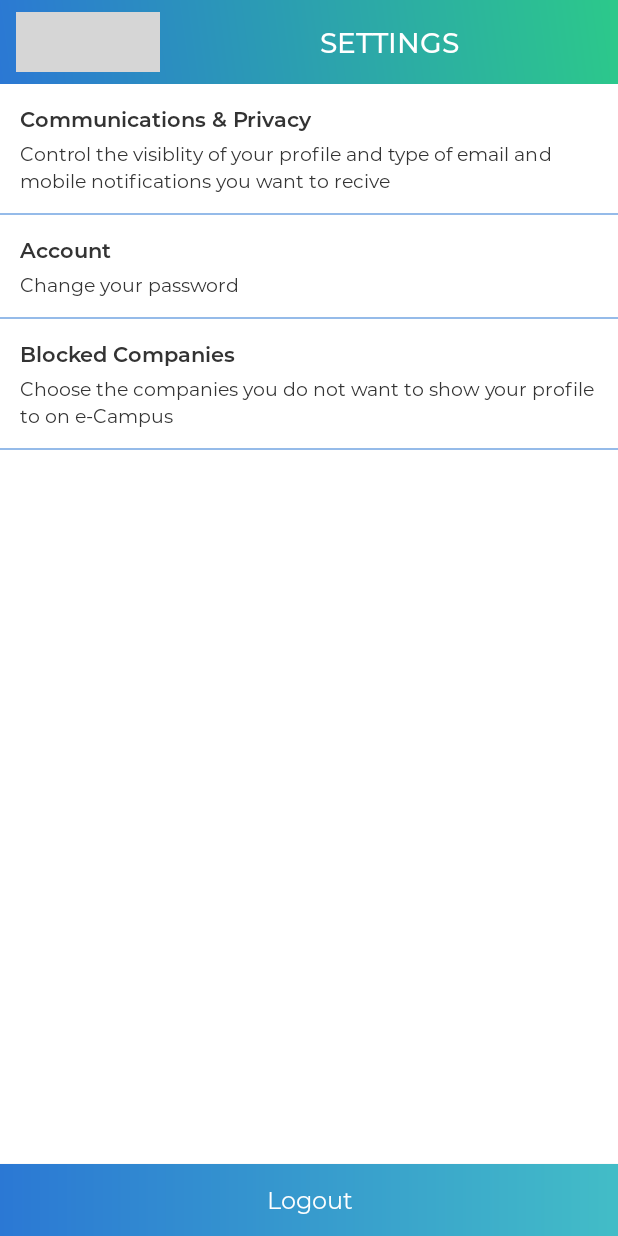
After one commit to rutul089/eCampus, an Android app: the SettingsActivity screen opened directly, with no data from a screen before it, on a phone screen of 412 x 824 dp. The commit adds this screen. Run offline under Robolectric (Android 15) with nearby library versions, the phone set to English and light mode, and no system bars; our stand-ins replace sdp/ssp sizes; grey boxes are pictures that could not be loaded.

Commit message:
-Settings Screen

```diff
--- a/app/src/main/java/rutul/com/ecampus/MainActivity.java
+++ b/app/src/main/java/rutul/com/ecampus/MainActivity.java
@@ -23,6 +23,7 @@ import rutul.com.ecampus.activity.EventListActivity;
 import rutul.com.ecampus.activity.JobListActivity;
 import rutul.com.ecampus.activity.MyProfile;
 import rutul.com.ecampus.activity.NotificationActivity;
+import rutul.com.ecampus.activity.SettingsActivity;
 import rutul.com.ecampus.adapter.DashBoardIconAdapter;
 import rutul.com.ecampus.adapter.VPDashBoardAdapter;
 import rutul.com.ecampus.components.CustomViewPager;
@@ -206,7 +207,7 @@ public class MainActivity extends BaseActivity implements VPDashBoardAdapter.Sli
                 HelperMethods.showToast("TERMSOFUSER", mContext);
                 break;
             case SETTINGS:
-                logoutFromApp(0);
+                startDesireIntent(SettingsActivity.class, mContext, false, 0, null);
                 break;
             default:
                 break;
--- /dev/null
+++ b/app/src/main/java/rutul/com/ecampus/activity/SettingsActivity.java
@@ -0,0 +1,62 @@
+package rutul.com.ecampus.activity;
+
+import android.os.Bundle;
+import android.view.View;
+import android.widget.ImageView;
+import android.widget.LinearLayout;
+
+import rutul.com.ecampus.R;
+import rutul.com.ecampus.components.CustomButton;
+import rutul.com.ecampus.utils.Constants;
+
+public class SettingsActivity extends BaseActivity implements View.OnClickListener {
+    private static final String TAG = SettingsActivity.class.getSimpleName();
+    private LinearLayout ll_terms, ll_change_pwd, ll_block_cpny;
+    private CustomButton btn_logout;
+    private ImageView ivBack;
+
+
+    @Override
+    protected void onCreate(Bundle savedInstanceState) {
+        super.onCreate(savedInstanceState);
+        setContentView(R.layout.activity_settings);
+    }
+
+    @Override
+    public void initComponents() {
+        ll_terms = findViewById(R.id.ll_terms);
+        ll_change_pwd = findViewById(R.id.ll_change_pwd);
+        ll_block_cpny = findViewById(R.id.ll_block_cpny);
+        ivBack = findViewById(R.id.ivBack);
+        btn_logout = findViewById(R.id.btn_logout);
+    }
+
+    @Override
+    public void setListener() {
+        btn_logout.setOnClickListener(this);
+        ll_terms.setOnClickListener(this);
+        ll_change_pwd.setOnClickListener(this);
+        ll_block_cpny.setOnClickListener(this);
+        ivBack.setOnClickListener(this);
+    }
+
+    @Override
+    public void prepareViews() {
+        setHeaderView(R.drawable.main_bg_gray, true, Constants.TAG_SETTINGS, R.color.colorWhite, false);
+    }
+
+    @Override
+    public void onClick(View view) {
+        switch (view.getId()) {
+            case R.id.btn_logout:
+                logoutFromApp(0);
+                break;
+            case R.id.ivBack:
+                finish();
+                break;
+            case R.id.ll_change_pwd:
+                startDesireIntent(ChangePassword.class, mContext, false, 0, null);
+                break;
+        }
+    }
+}
--- a/app/src/main/java/rutul/com/ecampus/utils/Constants.java
+++ b/app/src/main/java/rutul/com/ecampus/utils/Constants.java
@@ -14,6 +14,7 @@ public class Constants {
     public static final String TAG_APPLIED_JOB = "Applied Job";
     public static final String TAG_ABOUT_US = "About Us";
     public static final String TAG_MY_PROFILE = "My Profile";
+    public static final String TAG_SETTINGS = "Settings";
 
 
     public static final String REQ_TAP_KEY = "req_tap_key";
--- /dev/null
+++ b/app/src/main/res/drawable/custom_check_box.xml
@@ -0,0 +1,5 @@
+<?xml version="1.0" encoding="utf-8"?>
+<selector xmlns:android="http://schemas.android.com/apk/res/android">
+    <item android:state_checked="true" android:drawable="@drawable/checkbox_checked" />
+    <item android:state_checked="false" android:drawable="@drawable/checkbox_unchecked" />
+</selector>
--- /dev/null
+++ b/app/src/main/res/layout/activity_settings.xml
@@ -0,0 +1,149 @@
+<?xml version="1.0" encoding="utf-8"?>
+<RelativeLayout xmlns:android="http://schemas.android.com/apk/res/android"
+    xmlns:app="http://schemas.android.com/apk/res-auto"
+    xmlns:tools="http://schemas.android.com/tools"
+    android:layout_width="match_parent"
+    android:layout_height="match_parent"
+    android:background="@color/colorWhite"
+    android:orientation="vertical"
+    tools:context=".activity.SettingsActivity">
+
+    <include
+        android:id="@+id/include"
+        layout="@layout/header" />
+
+    <LinearLayout
+        android:id="@+id/ll_terms"
+        android:layout_width="match_parent"
+        android:layout_height="wrap_content"
+        android:layout_below="@+id/include"
+        android:layout_margin="@dimen/dimen_10"
+        android:orientation="vertical">
+
+        <rutul.com.ecampus.components.CustomTextView
+            android:layout_width="match_parent"
+            android:layout_height="wrap_content"
+            android:text="Communications &amp; Privacy"
+            android:textColor="@color/colorBlack"
+            android:textSize="@dimen/dimen_54px"
+            app:layout_constraintEnd_toEndOf="parent"
+            app:layout_constraintStart_toStartOf="parent"
+            app:layout_constraintTop_toBottomOf="@+id/include"
+            app:myFont="@string/SEMIBOLD" />
+
+        <rutul.com.ecampus.components.CustomTextView
+            android:layout_width="match_parent"
+            android:layout_height="wrap_content"
+            android:layout_marginTop="@dimen/dimen_4"
+            android:lineSpacingExtra="@dimen/dimen_2"
+            android:text="Control the visiblity of your profile and type of email and mobile notifications you want to recive"
+            android:textColor="@color/colorBlack"
+            android:textSize="@dimen/dimen_48px"
+            app:layout_constraintEnd_toEndOf="parent"
+            app:layout_constraintStart_toStartOf="parent"
+            app:layout_constraintTop_toBottomOf="@+id/include"
+            app:myFont="@string/REGULAR" />
+    </LinearLayout>
+
+    <View
+        android:id="@+id/vi_divider"
+        android:layout_width="match_parent"
+        android:layout_height="1dp"
+        android:layout_below="@+id/ll_terms"
+        android:alpha="0.5"
+        android:background="@color/colorBlue" />
+
+    <LinearLayout
+        android:id="@+id/ll_change_pwd"
+        android:layout_width="match_parent"
+        android:layout_height="wrap_content"
+        android:layout_below="@+id/vi_divider"
+        android:layout_margin="@dimen/dimen_10"
+        android:orientation="vertical">
+
+        <rutul.com.ecampus.components.CustomTextView
+            android:layout_width="match_parent"
+            android:layout_height="wrap_content"
+            android:text="Account"
+            android:textColor="@color/colorBlack"
+            android:textSize="@dimen/dimen_54px"
+            app:layout_constraintEnd_toEndOf="parent"
+            app:layout_constraintStart_toStartOf="parent"
+            app:layout_constraintTop_toBottomOf="@+id/include"
+            app:myFont="@string/SEMIBOLD" />
+
+        <rutul.com.ecampus.components.CustomTextView
+            android:layout_width="match_parent"
+            android:layout_height="wrap_content"
+            android:layout_marginTop="@dimen/dimen_4"
+            android:lineSpacingExtra="@dimen/dimen_2"
+            android:text="Change your password"
+            android:textColor="@color/colorBlack"
+            android:textSize="@dimen/dimen_48px"
+            app:layout_constraintEnd_toEndOf="parent"
+            app:layout_constraintStart_toStartOf="parent"
+            app:layout_constraintTop_toBottomOf="@+id/include"
+            app:myFont="@string/REGULAR" />
+    </LinearLayout>
+
+    <View
+        android:id="@+id/id_1"
+        android:layout_width="match_parent"
+        android:layout_height="1dp"
+        android:layout_below="@+id/ll_change_pwd"
+        android:alpha="0.5"
+        android:background="@color/colorBlue" />
+
+    <LinearLayout
+        android:id="@+id/ll_block_cpny"
+        android:layout_width="match_parent"
+        android:layout_height="wrap_content"
+        android:layout_below="@+id/id_1"
+        android:layout_margin="@dimen/dimen_10"
+        android:orientation="vertical">
+
+        <rutul.com.ecampus.components.CustomTextView
+            android:layout_width="match_parent"
+            android:layout_height="wrap_content"
+            android:text="Blocked Companies"
+            android:textColor="@color/colorBlack"
+            android:textSize="@dimen/dimen_54px"
+            app:layout_constraintEnd_toEndOf="parent"
+            app:layout_constraintStart_toStartOf="parent"
+            app:layout_constraintTop_toBottomOf="@+id/include"
+            app:myFont="@string/SEMIBOLD" />
+
+        <rutul.com.ecampus.components.CustomTextView
+            android:layout_width="match_parent"
+            android:layout_height="wrap_content"
+            android:layout_marginTop="@dimen/dimen_4"
+            android:lineSpacingExtra="@dimen/dimen_2"
+            android:text="Choose the companies you do not want to show your profile to on e-Campus"
+            android:textColor="@color/colorBlack"
+            android:textSize="@dimen/dimen_48px"
+            app:layout_constraintEnd_toEndOf="parent"
+            app:layout_constraintStart_toStartOf="parent"
+            app:layout_constraintTop_toBottomOf="@+id/include"
+            app:myFont="@string/REGULAR" />
+    </LinearLayout>
+
+    <View
+        android:layout_width="match_parent"
+        android:layout_height="1dp"
+        android:layout_below="@+id/ll_block_cpny"
+        android:alpha="0.5"
+        android:background="@color/colorBlue" />
+
+    <rutul.com.ecampus.components.CustomButton
+        android:id="@+id/btn_logout"
+        android:layout_width="match_parent"
+        android:layout_height="wrap_content"
+        android:layout_alignParentBottom="true"
+        android:layout_marginTop="@dimen/dimen_8"
+        android:background="@drawable/main_bg_blue"
+        android:text="Logout"
+        android:textAllCaps="false"
+        android:textColor="@color/colorWhite"
+        android:textSize="@dimen/dimen_60px"
+        app:myFont="@string/REGULAR" />
+</RelativeLayout>
--- a/app/src/main/res/layout/activity_welcome.xml
+++ b/app/src/main/res/layout/activity_welcome.xml
@@ -2,6 +2,8 @@
 <LinearLayout xmlns:android="http://schemas.android.com/apk/res/android"
     xmlns:app="http://schemas.android.com/apk/res-auto"
     xmlns:tools="http://schemas.android.com/tools"
+    android:layout_gravity="center"
+    android:gravity="center"
     android:layout_width="match_parent"
     android:layout_height="match_parent"
     android:background="@drawable/main_bg_blue"
```
Also changed, not shown: app/src/main/AndroidManifest.xml (+7 -1 lines), app/src/main/java/rutul/com/ecampus/activity/ChangePassword.java (added, +62 -0 lines), app/src/main/java/rutul/com/ecampus/components/CustomCheckBox.java (added, +61 -0 lines), app/src/main/res/layout/activity_change_password.xml (added, +122 -0 lines), app/src/main/res/drawable-xxxhdpi/checkbox_checked.png (added), app/src/main/res/drawable-xxxhdpi/checkbox_unchecked.png (added), app/src/main/res/drawable-xxxhdpi/ic_lock_gray.png (added).
